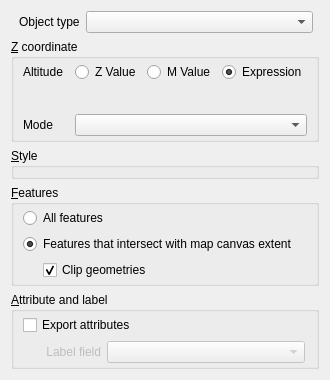
Old version of the form ui/vectorproperties.ui in the repository minorua/Qgis2threejs.
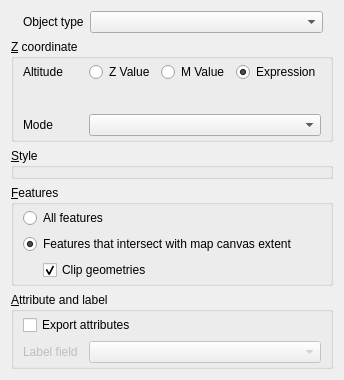
New version of the form. Custom widgets are drawn as their Qt base class.

Commit message: align widgets

Diff of the .ui file:
```diff
--- a/ui/vectorproperties.ui
+++ b/ui/vectorproperties.ui
@@ -6,7 +6,7 @@
    <rect>
     <x>0</x>
     <y>0</y>
-    <width>321</width>
+    <width>340</width>
     <height>374</height>
    </rect>
   </property>
@@ -20,16 +20,16 @@
       <enum>QFormLayout::AllNonFixedFieldsGrow</enum>
      </property>
      <property name="leftMargin">
-      <number>8</number>
+      <number>12</number>
      </property>
      <property name="rightMargin">
-      <number>6</number>
+      <number>10</number>
      </property>
      <item row="0" column="0">
       <widget class="QLabel" name="label_ObjectType">
        <property name="minimumSize">
         <size>
-         <width>50</width>
+         <width>60</width>
          <height>0</height>
         </size>
        </property>
@@ -67,7 +67,7 @@
          <widget class="QLabel" name="label_2">
           <property name="minimumSize">
            <size>
-            <width>46</width>
+            <width>60</width>
             <height>0</height>
            </size>
           </property>
@@ -120,7 +120,7 @@
          <widget class="QLabel" name="label_zExpression">
           <property name="minimumSize">
            <size>
-            <width>46</width>
+            <width>60</width>
             <height>0</height>
            </size>
           </property>
@@ -144,7 +144,7 @@
          <widget class="QLabel" name="label_3">
           <property name="minimumSize">
            <size>
-            <width>46</width>
+            <width>60</width>
             <height>0</height>
            </size>
           </property>
@@ -276,12 +276,6 @@
       </item>
       <item>
        <layout class="QFormLayout" name="formLayout_Label">
-        <property name="leftMargin">
-         <number>2</number>
-        </property>
-        <property name="rightMargin">
-         <number>2</number>
-        </property>
         <item row="0" column="0">
          <widget class="QLabel" name="label">
           <property name="enabled">
@@ -289,16 +283,13 @@
           </property>
           <property name="minimumSize">
            <size>
-            <width>76</width>
+            <width>60</width>
             <height>0</height>
            </size>
           </property>
           <property name="text">
            <string>Label field</string>
           </property>
-          <property name="alignment">
-           <set>Qt::AlignRight|Qt::AlignTrailing|Qt::AlignVCenter</set>
-          </property>
          </widget>
         </item>
         <item row="0" column="1">
```
The commit also changes 7 other files.
